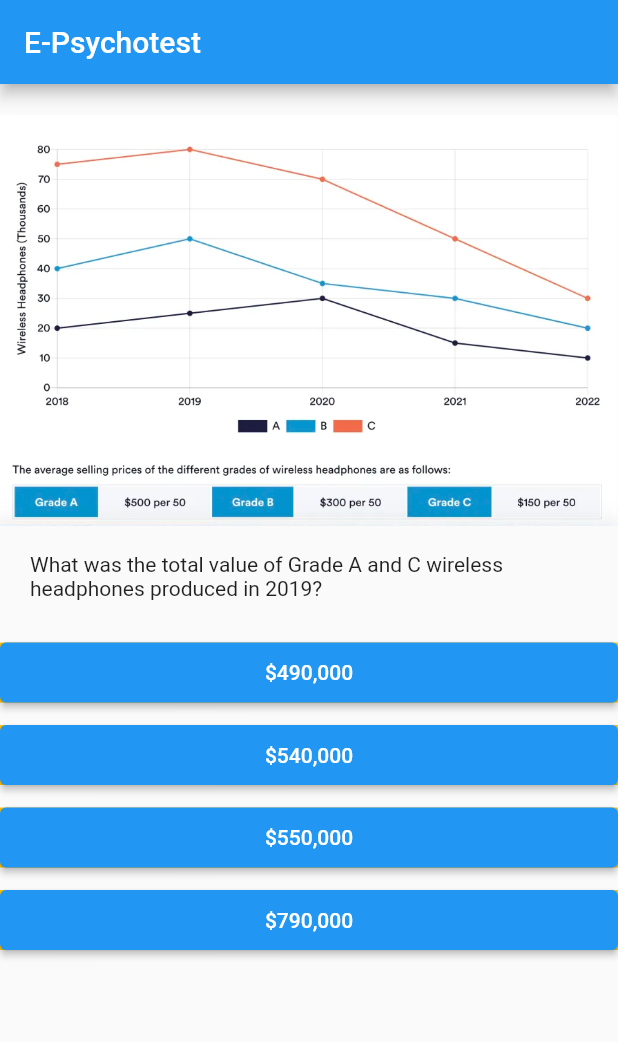
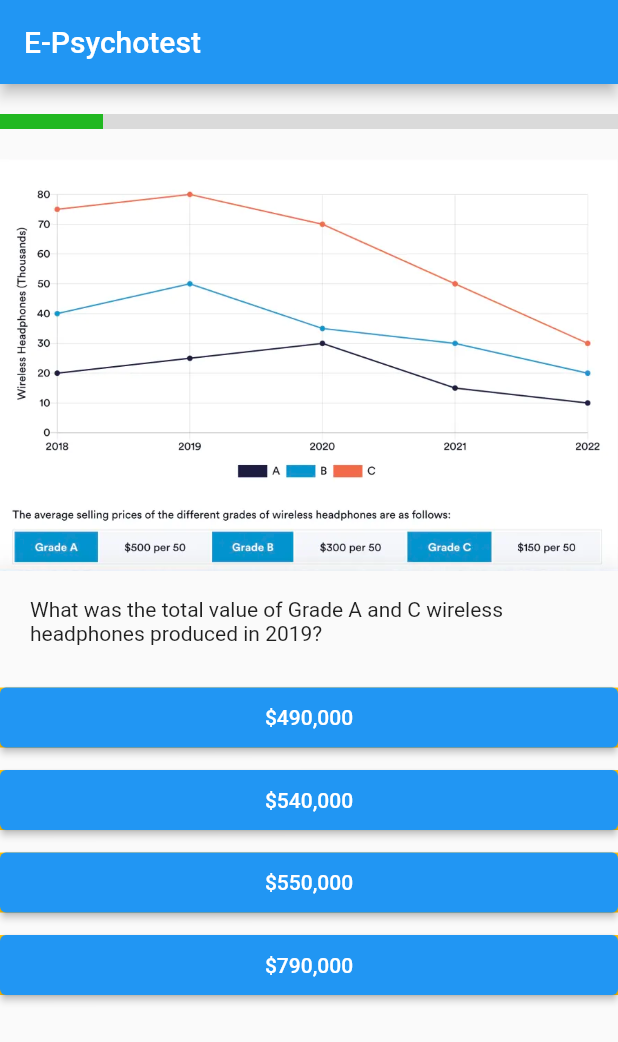
Before and after one commit to naufaladikbds/flutter_first_app, a Flutter app: the screen it shows after launch, on a phone screen of 412 x 824 dp. Shown: the top 1042 px of the screen. Run offline on Flutter 3.47's test engine with Material 2 defaults, Android fonts, the phone set to English and light mode, and no system bars.

Commit message:
Added progress Bar (UX and UI Improvement)

```diff
--- a/lib/quiz_screen.dart
+++ b/lib/quiz_screen.dart
@@ -1,4 +1,5 @@
 import 'package:flutter/cupertino.dart';
+import 'package:flutter/material.dart';
 import 'package:flutter_first_app/answer.dart';
 import 'package:flutter_first_app/question.dart';
 
@@ -13,14 +14,35 @@ class QuizScreen extends StatelessWidget {
     this._onPressAnswer,
   );
 
-  //TODO: quiz progress bar
+  //TODO: beautify progress bar
+
+  Color progressBar(currentIndex) {
+    if (_questionIndex >= currentIndex) {
+      return Color.fromARGB(255, 33, 184, 33);
+    } else {
+      return Color.fromARGB(255, 218, 218, 218);
+    }
+  }
 
   @override
   Widget build(BuildContext context) {
     return Column(
       children: [
-        SizedBox(
-          height: 20,
+        Container(
+          margin: EdgeInsets.symmetric(vertical: 20),
+          color: Color.fromARGB(255, 218, 218, 218),
+          height: 10,
+          child: Row(
+            children: [
+              ...List.generate(questionAndAnswer.length, (i) {
+                return Expanded(
+                  child: Container(
+                    color: progressBar(i),
+                  ),
+                );
+              }),
+            ],
+          ),
         ),
         Question(
           questionAndAnswer[_questionIndex]['question'] as String,
```
